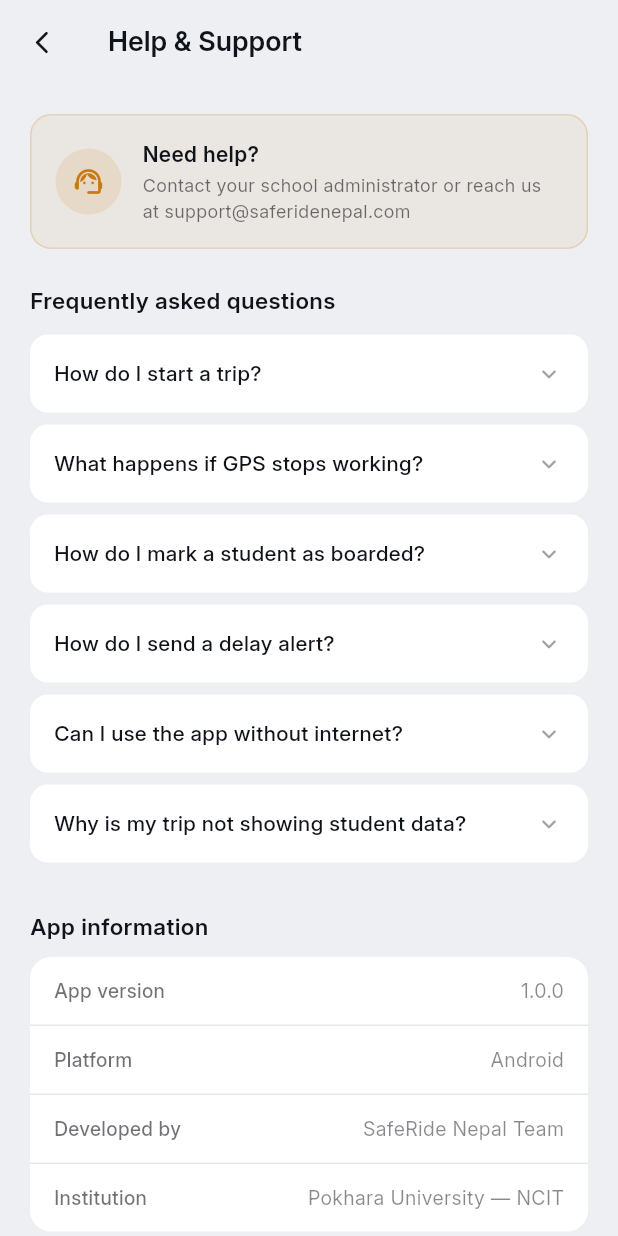
After one commit to Manjan855/driverapp, a Flutter app: the HelpSupportScreen screen opened directly, on a phone screen of 412 x 824 dp. The commit adds this screen. Run offline on Flutter 3.47's test engine with Material 3 defaults, Android fonts, the phone set to English and light mode, and no system bars; our stand-ins replace flutter_riverpod, flutter_secure_storage, geolocator, go_router, shared_preferences; missing offline and left inert: maplibre; accounts and stored records are empty.

Commit message:
create supprot scren

```diff
--- /dev/null
+++ b/lib/screens/profile/help_support_screen.dart
@@ -0,0 +1,289 @@
+import 'package:flutter/material.dart';
+import '../../core/theme/app_typography.dart';
+
+class HelpSupportScreen extends StatelessWidget {
+  const HelpSupportScreen({super.key});
+
+  @override
+  Widget build(BuildContext context) {
+    final scheme = Theme.of(context).colorScheme;
+
+    return Scaffold(
+      appBar: AppBar(
+        title: Text(
+          'Help & Support',
+          style: AppTypography.heading(color: scheme.onSurface),
+        ),
+        leading: IconButton(
+          icon: const Icon(Icons.arrow_back_ios_new_rounded, size: 18),
+          onPressed: () => Navigator.pop(context),
+        ),
+      ),
+      body: ListView(
+        padding: const EdgeInsets.all(20),
+        children: [
+          // Contact card
+          Container(
+            padding: const EdgeInsets.all(16),
+            decoration: BoxDecoration(
+              color: scheme.primary.withValues(alpha: 0.08),
+              borderRadius: BorderRadius.circular(14),
+              border: Border.all(color: scheme.primary.withValues(alpha: 0.2)),
+            ),
+            child: Row(
+              children: [
+                Container(
+                  width: 44,
+                  height: 44,
+                  decoration: BoxDecoration(
+                    color: scheme.primary.withValues(alpha: 0.12),
+                    shape: BoxShape.circle,
+                  ),
+                  child: Icon(
+                    Icons.support_agent_rounded,
+                    color: scheme.primary,
+                    size: 22,
+                  ),
+                ),
+                const SizedBox(width: 14),
+                Expanded(
+                  child: Column(
+                    crossAxisAlignment: CrossAxisAlignment.start,
+                    children: [
+                      Text(
+                        'Need help?',
+                        style: AppTypography.heading(
+                          color: scheme.onSurface,
+                          size: 14,
+                        ),
+                      ),
+                      const SizedBox(height: 2),
+                      Text(
+                        'Contact your school administrator or reach us at support@saferidenepal.com',
+                        style: AppTypography.caption(
+                          color: scheme.onSurface.withValues(alpha: 0.6),
+                          size: 12,
+                        ),
+                      ),
+                    ],
+                  ),
+                ),
+              ],
+            ),
+          ),
+
+          const SizedBox(height: 24),
+
+          Text(
+            'Frequently asked questions',
+            style: AppTypography.heading(color: scheme.onSurface, size: 15),
+          ),
+          const SizedBox(height: 12),
+
+          // FAQ items
+          ...[
+            _FaqItem(
+              question: 'How do I start a trip?',
+              answer:
+                  'Go to the Trip tab and tap "Start trip". The app will begin broadcasting your GPS location to parents automatically. Make sure location permission is granted.',
+              scheme: scheme,
+            ),
+            _FaqItem(
+              question: 'What happens if GPS stops working?',
+              answer:
+                  'If your GPS signal is lost, the app will continue trying to reconnect automatically. Parents will see the last known location until signal is restored. Ensure mobile data is turned on.',
+              scheme: scheme,
+            ),
+            _FaqItem(
+              question: 'How do I mark a student as boarded?',
+              answer:
+                  'During an active trip, tap the green check button next to the student\'s name at each stop. Tap the red X to mark them absent. Parents receive an instant notification for each action.',
+              scheme: scheme,
+            ),
+            _FaqItem(
+              question: 'How do I send a delay alert?',
+              answer:
+                  'Tap the megaphone icon in the top-right corner of the Trip screen during an active trip, or use the "Send alert to parents" button on the Home screen. Select the alert type and write a message.',
+              scheme: scheme,
+            ),
+            _FaqItem(
+              question: 'Can I use the app without internet?',
+              answer:
+                  'No — SafeRide Nepal requires an active internet connection to broadcast GPS, send attendance events, and notify parents in real time. Use mobile data if WiFi is unavailable.',
+              scheme: scheme,
+            ),
+            _FaqItem(
+              question: 'Why is my trip not showing student data?',
+              answer:
+                  'Student lists are assigned by your school administrator. If the list is empty, contact your admin to ensure students are assigned to your route for the current day.',
+              scheme: scheme,
+              isLast: true,
+            ),
+          ],
+
+          const SizedBox(height: 24),
+
+          Text(
+            'App information',
+            style: AppTypography.heading(color: scheme.onSurface, size: 15),
+          ),
+          const SizedBox(height: 10),
+          Container(
+            decoration: BoxDecoration(
+              color: scheme.surface,
+              borderRadius: BorderRadius.circular(14),
+            ),
+            child: Column(
+              children: [
+                _InfoRow(label: 'App version', value: '1.0.0', scheme: scheme),
+                _InfoRow(label: 'Platform', value: 'Android', scheme: scheme),
+                _InfoRow(
+                  label: 'Developed by',
+                  value: 'SafeRide Nepal Team',
+                  scheme: scheme,
+                ),
+                _InfoRow(
+                  label: 'Institution',
+                  value: 'Pokhara University — NCIT',
+                  scheme: scheme,
+                  isLast: true,
+                ),
+              ],
+            ),
+          ),
+
+          const SizedBox(height: 32),
+        ],
+      ),
+    );
+  }
+}
+
+class _FaqItem extends StatefulWidget {
+  final String question;
+  final String answer;
+  final ColorScheme scheme;
+  final bool isLast;
+
+  const _FaqItem({
+    required this.question,
+    required this.answer,
+    required this.scheme,
+    this.isLast = false,
+  });
+
+  @override
+  State<_FaqItem> createState() => _FaqItemState();
+}
+
+class _FaqItemState extends State<_FaqItem> {
+  bool _expanded = false;
+
+  @override
+  Widget build(BuildContext context) {
+    return Container(
+      margin: const EdgeInsets.only(bottom: 8),
+      decoration: BoxDecoration(
+        color: widget.scheme.surface,
+        borderRadius: BorderRadius.circular(12),
+      ),
+      child: InkWell(
+        onTap: () => setState(() => _expanded = !_expanded),
+        borderRadius: BorderRadius.circular(12),
+        child: Padding(
+          padding: const EdgeInsets.all(16),
+          child: Column(
+            crossAxisAlignment: CrossAxisAlignment.start,
+            children: [
+              Row(
+                children: [
+                  Expanded(
+                    child: Text(
+                      widget.question,
+                      style: AppTypography.body(
+                        color: widget.scheme.onSurface,
+                        size: 14,
+                      ),
+                    ),
+                  ),
+                  Icon(
+                    _expanded
+                        ? Icons.keyboard_arrow_up_rounded
+                        : Icons.keyboard_arrow_down_rounded,
+                    size: 20,
+                    color: widget.scheme.onSurface.withValues(alpha: 0.4),
+                  ),
+                ],
+              ),
+              if (_expanded) ...[
+                const SizedBox(height: 10),
+                Container(
+                  height: 0.5,
+                  color: widget.scheme.outline.withValues(alpha: 0.15),
+                ),
+                const SizedBox(height: 10),
+                Text(
+                  widget.answer,
+                  style: AppTypography.caption(
+                    color: widget.scheme.onSurface.withValues(alpha: 0.65),
+                    size: 13,
+                  ),
+                ),
+              ],
+            ],
+          ),
+        ),
+      ),
+    );
+  }
+}
+
+class _InfoRow extends StatelessWidget {
+  final String label;
+  final String value;
+  final ColorScheme scheme;
+  final bool isLast;
+
+  const _InfoRow({
+    required this.label,
+    required this.value,
+    required this.scheme,
+    this.isLast = false,
+  });
+
+  @override
+  Widget build(BuildContext context) {
+    return Container(
+      padding: const EdgeInsets.symmetric(horizontal: 16, vertical: 13),
+      decoration: BoxDecoration(
+        border: isLast
+            ? null
+            : Border(
+                bottom: BorderSide(
+                  color: scheme.outline.withValues(alpha: 0.1),
+                ),
+              ),
+      ),
+      child: Row(
+        children: [
+          Expanded(
+            child: Text(
+              label,
+              style: AppTypography.body(
+                color: scheme.onSurface.withValues(alpha: 0.6),
+                size: 13,
+              ),
+            ),
+          ),
+          Text(
+            value,
+            style: AppTypography.caption(
+              color: scheme.onSurface.withValues(alpha: 0.5),
+              size: 13,
+            ),
+          ),
+        ],
+      ),
+    );
+  }
+}
--- a/lib/screens/profile/profile_screen.dart
+++ b/lib/screens/profile/profile_screen.dart
@@ -1,9 +1,12 @@
-
-import 'package:driver_app_saferide/core/theme/theme_provider.dart';
+import 'dart:io';
 import 'package:flutter/material.dart';
 import 'package:flutter_riverpod/flutter_riverpod.dart';
 import '../../core/theme/app_typography.dart';
 import '../../providers/auth_provider.dart';
+import '../../providers/theme_provider.dart';
+import 'edit_profile_screen.dart';
+import 'change_password_screen.dart';
+import 'help_support_screen.dart';
 
 class ProfileScreen extends ConsumerWidget {
   const ProfileScreen({super.key});
@@ -22,11 +25,27 @@ class ProfileScreen extends ConsumerWidget {
           'Profile',
           style: AppTypography.heading(color: scheme.onSurface),
         ),
+        actions: [
+          // Edit profile button in AppBar
+          TextButton.icon(
+            onPressed: () {
+              Navigator.push(
+                context,
+                MaterialPageRoute(builder: (_) => const EditProfileScreen()),
+              );
+            },
+            icon: Icon(Icons.edit_outlined, size: 16, color: scheme.primary),
+            label: Text(
+              'Edit',
+              style: AppTypography.body(color: scheme.primary, size: 14),
+            ),
+          ),
+        ],
       ),
       body: ListView(
         padding: const EdgeInsets.all(20),
         children: [
-          // Driver info card
+          // ── Driver info card ──
           Container(
             padding: const EdgeInsets.all(18),
             decoration: BoxDecoration(
@@ -35,14 +54,35 @@ class ProfileScreen extends ConsumerWidget {
             ),
             child: Row(
               children: [
-                Container(
-                  width: 56,
-                  height: 56,
+                // Photo or avatar
+                GestureDetector(
+                  onTap: () {
+                    Navigator.push(
+                      context,
+                      MaterialPageRoute(
+                        builder: (_) => const EditProfileScreen(),
+                      ),
+                    );
+                  },
+                  child: Container(
+                    width: 60,
+                    height: 60,
                     decoration: BoxDecoration(
                       shape: BoxShape.circle,
                       color: scheme.primary.withValues(alpha: 0.12),
+                      border: Border.all(
+                        color: scheme.primary.withValues(alpha: 0.3),
+                        width: 2,
                       ),
-                  child: Center(
+                    ),
+                    child: driver?.photoPath != null
+                        ? ClipOval(
+                            child: Image.file(
+                              File(driver!.photoPath!),
+                              fit: BoxFit.cover,
+                            ),
+                          )
+                        : Center(
                             child: Text(
                               driver != null && driver.name.isNotEmpty
                                   ? driver.name[0].toUpperCase()
@@ -50,6 +90,7 @@ class ProfileScreen extends ConsumerWidget {
                               style: AppTypography.display(
                                 color: scheme.primary,
                                 size: 22,
+                              ),
                             ),
                           ),
                   ),
@@ -70,7 +111,18 @@ class ProfileScreen extends ConsumerWidget {
                           color: scheme.onSurface.withValues(alpha: 0.5),
                         ),
                       ),
-                      const SizedBox(height: 3),
+                      if (driver?.email != null) ...[
+                        const SizedBox(height: 2),
+                        Text(
+                          driver!.email!,
+                          style: AppTypography.caption(
+                            color: scheme.onSurface.withValues(alpha: 0.4),
+                            size: 11,
+                          ),
+                        ),
+                      ],
+                      const SizedBox(height: 6),
+                      // License badge
                       Container(
                         padding: const EdgeInsets.symmetric(
                           horizontal: 8,
@@ -97,7 +149,7 @@ class ProfileScreen extends ConsumerWidget {
 
           const SizedBox(height: 24),
 
-          // Theme section
+          // ── Appearance ──
           _SectionLabel('Appearance', scheme: scheme),
           const SizedBox(height: 10),
           Container(
@@ -142,8 +194,8 @@ class ProfileScreen extends ConsumerWidget {
 
           const SizedBox(height: 24),
 
-          // Settings section
-          _SectionLabel('Settings', scheme: scheme),
+          // ── Account settings ──
+          _SectionLabel('Account', scheme: scheme),
           const SizedBox(height: 10),
           Container(
             decoration: BoxDecoration(
@@ -153,26 +205,41 @@ class ProfileScreen extends ConsumerWidget {
             child: Column(
               children: [
                 _SettingsTile(
-                  icon: Icons.notifications_outlined,
-                  title: 'Notification preferences',
+                  icon: Icons.person_outline,
+                  title: 'Edit profile',
                   scheme: scheme,
                   showChevron: true,
-                  onTap: () {},
+                  onTap: () => Navigator.push(
+                    context,
+                    MaterialPageRoute(
+                      builder: (_) => const EditProfileScreen(),
+                    ),
+                  ),
                 ),
                 _SettingsTile(
                   icon: Icons.lock_outline,
                   title: 'Change password',
                   scheme: scheme,
                   showChevron: true,
-                  onTap: () {},
+                  onTap: () => Navigator.push(
+                    context,
+                    MaterialPageRoute(
+                      builder: (_) => const ChangePasswordScreen(),
+                    ),
+                  ),
                 ),
                 _SettingsTile(
                   icon: Icons.help_outline,
                   title: 'Help & support',
                   scheme: scheme,
+                  showChevron: true,
                   isLast: true,
-                  showChevron: true,
-                  onTap: () {},
+                  onTap: () => Navigator.push(
+                    context,
+                    MaterialPageRoute(
+                      builder: (_) => const HelpSupportScreen(),
+                    ),
+                  ),
                 ),
               ],
             ),
@@ -180,7 +247,7 @@ class ProfileScreen extends ConsumerWidget {
 
           const SizedBox(height: 24),
 
-          // Logout button
+          // ── Logout ──
           SizedBox(
             width: double.infinity,
             child: OutlinedButton.icon(
@@ -199,6 +266,8 @@ class ProfileScreen extends ConsumerWidget {
               ),
             ),
           ),
+
+          const SizedBox(height: 20),
         ],
       ),
     );
@@ -248,7 +317,6 @@ class ProfileScreen extends ConsumerWidget {
 class _SectionLabel extends StatelessWidget {
   final String text;
   final ColorScheme scheme;
-
   const _SectionLabel(this.text, {required this.scheme});
 
   @override
```
Lines whose indentation alone changed are shown as unchanged.
